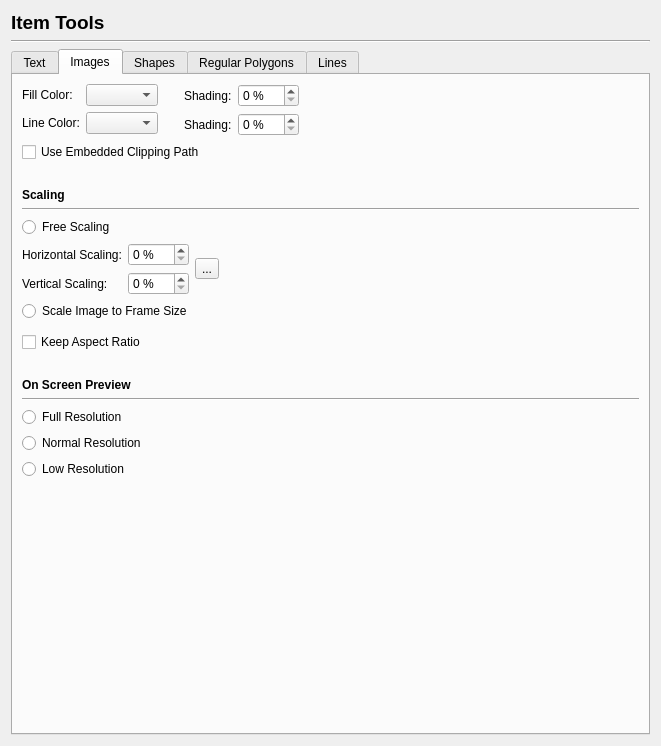
Old version of the form scribus/ui/prefs_itemtoolsbase.ui in the repository scribusproject/scribus.
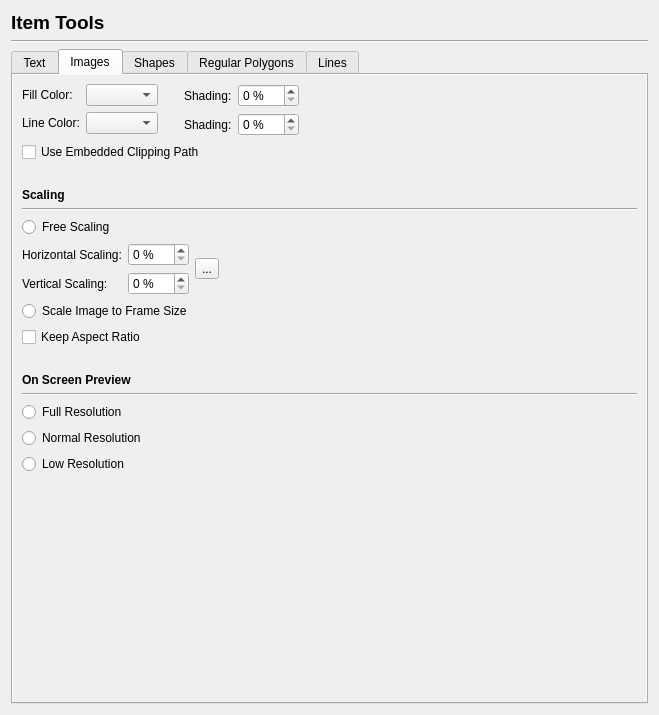
New version of the form. The open tabs and pages were chosen to show the change. Custom widgets are drawn as their Qt base class.

Commit message: Reduce prefs window size to allow use on small screens.. with window decoration on OSX.. v=524px

The edit to the form file:
```diff
--- a/scribus/ui/prefs_itemtoolsbase.ui
+++ b/scribus/ui/prefs_itemtoolsbase.ui
@@ -6,8 +6,8 @@
    <rect>
     <x>0</x>
     <y>0</y>
-    <width>661</width>
-    <height>746</height>
+    <width>659</width>
+    <height>715</height>
    </rect>
   </property>
   <property name="windowTitle">
@@ -638,6 +638,33 @@
        <string>Images</string>
       </attribute>
       <layout class="QVBoxLayout" name="verticalLayout_4">
+       <property name="margin">
+        <number>0</number>
+       </property>
+       <item>
+        <widget class="QScrollArea" name="scrollArea_2">
+         <property name="frameShape">
+          <enum>QFrame::NoFrame</enum>
+         </property>
+         <property name="frameShadow">
+          <enum>QFrame::Plain</enum>
+         </property>
+         <property name="lineWidth">
+          <number>0</number>
+         </property>
+         <property name="widgetResizable">
+          <bool>true</bool>
+         </property>
+         <widget class="QWidget" name="scrollAreaWidgetContents_2">
+          <property name="geometry">
+           <rect>
+            <x>0</x>
+            <y>0</y>
+            <width>629</width>
+            <height>622</height>
+           </rect>
+          </property>
+          <layout class="QVBoxLayout" name="verticalLayout_7">
        <item>
         <layout class="QHBoxLayout" name="horizontalLayout_2">
          <item>
@@ -864,22 +891,6 @@
          </attribute>
         </widget>
        </item>
-       <item>
-        <spacer name="verticalSpacer_7">
-         <property name="orientation">
-          <enum>Qt::Vertical</enum>
-         </property>
-         <property name="sizeType">
-          <enum>QSizePolicy::Fixed</enum>
-         </property>
-         <property name="sizeHint" stdset="0">
-          <size>
-           <width>20</width>
-           <height>5</height>
-          </size>
-         </property>
-        </spacer>
-       </item>
        <item>
         <widget class="QCheckBox" name="imageKeepAspectRatioCheckBox">
          <property name="text">
@@ -961,10 +972,14 @@
          <property name="sizeHint" stdset="0">
           <size>
            <width>20</width>
-           <height>143</height>
+               <height>145</height>
           </size>
          </property>
         </spacer>
+           </item>
+          </layout>
+         </widget>
+        </widget>
        </item>
       </layout>
      </widget>
```
Left out of the diff: 49 changed lines with no effect on the pictures. Lines whose indentation alone changed are shown as unchanged. The commit also changes 12 other files.
